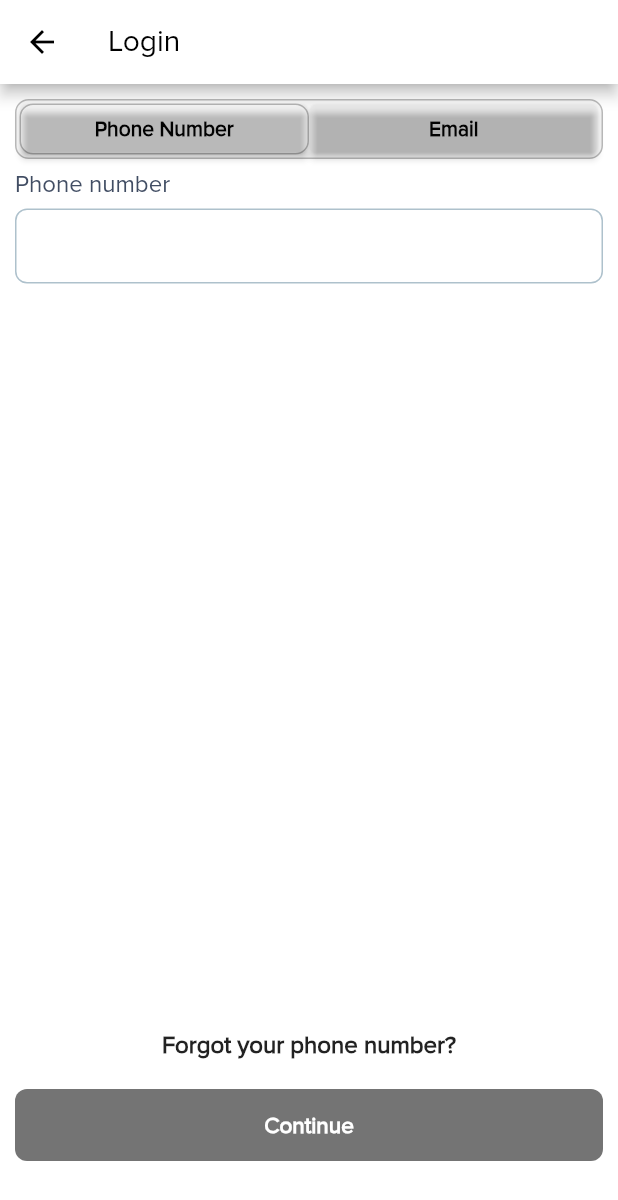
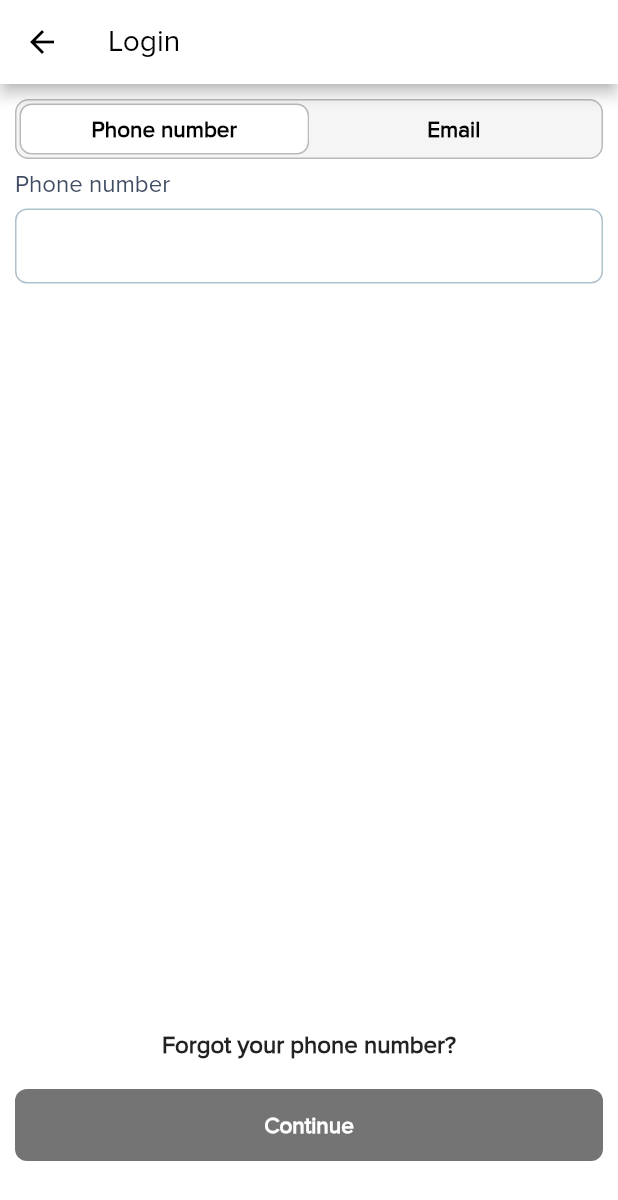
Before and after one commit to ivoryio/Ivory, a Flutter app: the screen it shows after launch, after a tap on "Login", on a phone screen of 412 x 824 dp. Shown: the top 1200 px of the screen. Run offline on Flutter 3.47's test engine with Material 2 defaults, Android fonts, the phone set to English and light mode, and no system bars; drawn by our look-alikes of flutter_platform_widgets; our stand-ins replace bloc, dotted_border, equatable, fl_chart, flutter_bloc, go_router.

Commit message:
update button

```diff
--- a/lib/screens/landing/landing_screen.dart
+++ b/lib/screens/landing/landing_screen.dart
@@ -1,11 +1,9 @@
 import 'package:flutter/material.dart';
-import 'package:flutter_platform_widgets/flutter_platform_widgets.dart';
 import 'package:go_router/go_router.dart';
-import 'package:solaris_structure_1/router/routing_constants.dart';
 
 import '../../widgets/button.dart';
-import '../../widgets/expanded_button.dart';
 import '../../widgets/screen.dart';
+import '../../router/routing_constants.dart';
 
 class LandingScreen extends StatelessWidget {
   const LandingScreen({super.key});
--- a/lib/screens/login/login_screen.dart
+++ b/lib/screens/login/login_screen.dart
@@ -8,7 +8,6 @@ import 'package:solaris_structure_1/widgets/button.dart';
 import 'package:solaris_structure_1/widgets/screen.dart';
 
 import '../../cubits/auth_cubit/auth_cubit.dart';
-import '../../widgets/expanded_button.dart';
 import '../../widgets/platform_text_input.dart';
 
 class LoginScreen extends StatelessWidget {
@@ -54,16 +53,16 @@ class _LoginOptionsState extends State<LoginOptions> {
             child: Row(
               mainAxisAlignment: MainAxisAlignment.center,
               children: [
-                ExpandedButton(
+                TabExpandedButton(
                   active: _selectedIndex == 0,
-                  text: "Phone Number",
+                  text: "Phone number",
                   onPressed: () {
                     setState(() {
                       _selectedIndex = 0;
                     });
                   },
                 ),
-                ExpandedButton(
+                TabExpandedButton(
                   active: _selectedIndex == 1,
                   text: "Email",
                   onPressed: () {
@@ -71,7 +70,7 @@ class _LoginOptionsState extends State<LoginOptions> {
                       _selectedIndex = 1;
                     });
                   },
-                ),
+                )
               ],
             ),
           ),
--- a/lib/widgets/button.dart
+++ b/lib/widgets/button.dart
@@ -128,3 +128,34 @@ class SecondaryButton extends StatelessWidget {
     );
   }
 }
+
+class TabExpandedButton extends StatelessWidget {
+  final String text;
+  final bool active;
+  final Function onPressed;
+  final TextStyle? textStyle;
+
+  const TabExpandedButton({
+    super.key,
+    this.textStyle,
+    required this.active,
+    required this.text,
+    required this.onPressed,
+  });
+
+  @override
+  Widget build(BuildContext context) {
+    return Expanded(
+      child: Button(
+        text: text,
+        padding: EdgeInsets.zero,
+        color: active ? Colors.white : Colors.transparent,
+        textColor: Color(0xff020202),
+        border: active ? Border.all(width: 1, color: Color(0xffB9B9B9)) : null,
+        onPressed: () {
+          onPressed();
+        },
+      ),
+    );
+  }
+}
--- a/lib/widgets/expanded_button.dart
+++ /dev/null
@@ -1,47 +0,0 @@
-import 'package:flutter/material.dart';
-import 'package:flutter_platform_widgets/flutter_platform_widgets.dart';
-
-class ExpandedButton extends StatelessWidget {
-  final String text;
-  final bool active;
-  final Function onPressed;
-
-  const ExpandedButton(
-      {super.key,
-      required this.onPressed,
-      required this.text,
-      required this.active});
-
-  @override
-  Widget build(BuildContext context) {
-    final Color textColor = Color(0xff020202);
-    final Color buttonColor = active ? Colors.white : Colors.transparent;
-    final Color borderColor = active ? Color(0xffB9B9B9) : Colors.transparent;
-
-    return Expanded(
-      child: Container(
-        decoration: BoxDecoration(
-          borderRadius: const BorderRadius.all(Radius.circular(9.0)),
-          color: buttonColor,
-          border: Border.all(width: 1, color: borderColor),
-        ),
-        child: PlatformElevatedButton(
-            padding: const EdgeInsets.symmetric(horizontal: 10),
-            color: Colors.transparent,
-            child: Text(text,
-                softWrap: false,
-                maxLines: 1,
-                textAlign: TextAlign.center,
-                style: TextStyle(
-                  fontSize: 14,
-                  fontWeight: FontWeight.bold,
-                  color: textColor,
-                )),
-            cupertino: (context, platform) => CupertinoElevatedButtonData(
-                  pressedOpacity: 0.75,
-                ),
-            onPressed: () => onPressed()),
-      ),
-    );
-  }
-}
```
